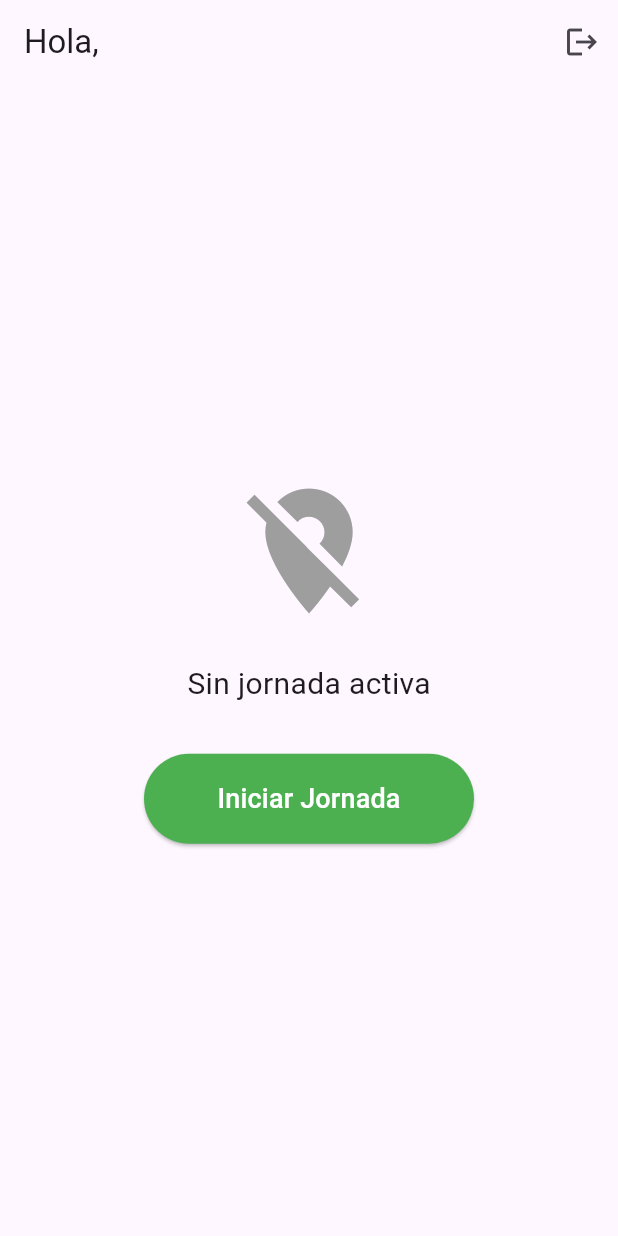
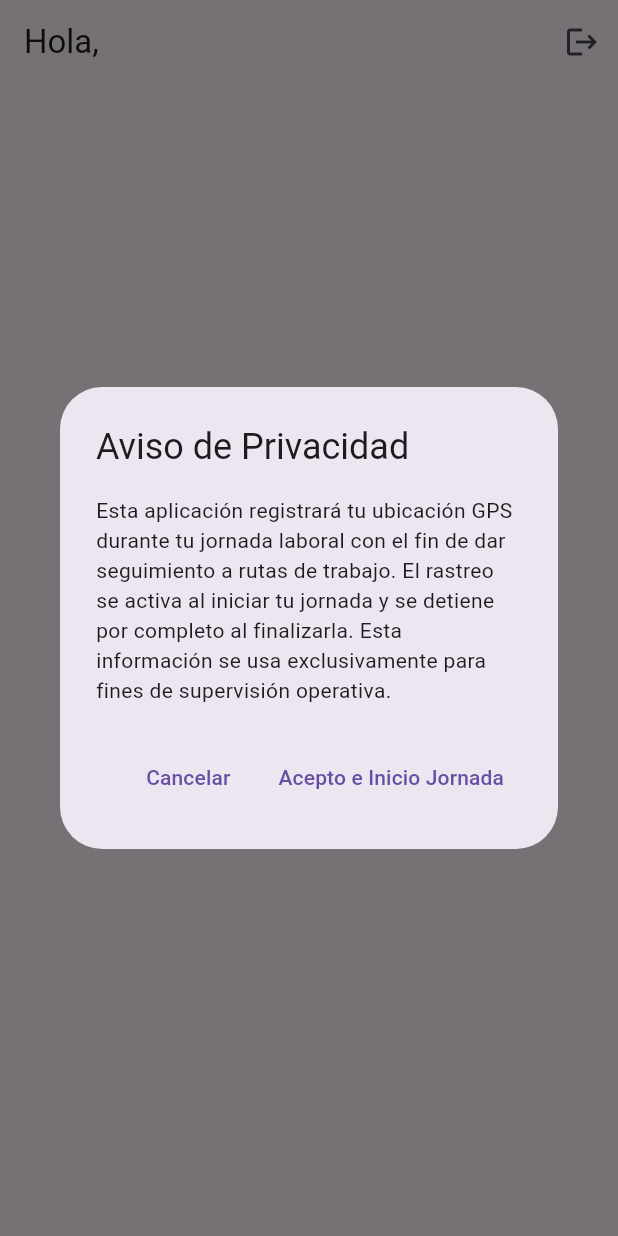
Before and after one commit to rgarrido24/AGENTIA-CHATBOT, a Flutter app: the TrackingScreen screen opened directly, after a tap on "Iniciar Jornada", on a phone screen of 412 x 824 dp. Run offline on Flutter 3.47's test engine with Material 3 defaults, Android fonts, the phone set to English and light mode, and no system bars; our stand-ins replace flutter_local_notifications, geolocator, shared_preferences; missing offline and left inert: flutter_background_service; accounts and stored records are empty.

Commit message:
Restaurar tracking_screen.dart con aviso de privacidad
Co-authored-by: Cursor <cursoragent@cursor.com>

```diff
--- a/volanteo_tracker/lib/screens/tracking_screen.dart
+++ b/volanteo_tracker/lib/screens/tracking_screen.dart
@@ -80,6 +80,55 @@ class _TrackingScreenState extends State<TrackingScreen> {
     });
   }
 
+  Future<void> _onIniciarJornadaPressed() async {
+    final acepto = await showDialog<bool>(
+      context: context,
+      builder: (context) => AlertDialog(
+        title: const Text("Aviso de Privacidad"),
+        content: const Text(
+          "Esta aplicación registrará tu ubicación GPS durante tu "
+          "jornada laboral con el fin de dar seguimiento a rutas de trabajo. "
+          "El rastreo se activa al iniciar tu jornada y se detiene por completo "
+          "al finalizarla. Esta información se usa exclusivamente para fines "
+          "de supervisión operativa.",
+        ),
+        actions: [
+          TextButton(
+            onPressed: () => Navigator.pop(context, false),
+            child: const Text("Cancelar"),
+          ),
+          TextButton(
+            onPressed: () => Navigator.pop(context, true),
+            child: const Text("Acepto e Inicio Jornada"),
+          ),
+        ],
+      ),
+    );
+    if (acepto != true || !mounted) return;
+    await _iniciarJornada();
+  }
+
+  Future<void> _onFinalizarJornadaPressed() async {
+    await _finalizarJornada();
+    if (!mounted) return;
+    await showDialog<void>(
+      context: context,
+      builder: (context) => AlertDialog(
+        title: const Text("Jornada Finalizada"),
+        content: const Text(
+          "Se ha detenido el rastreo de ubicación. Ya no se están "
+          "recabando datos de tu posición.",
+        ),
+        actions: [
+          TextButton(
+            onPressed: () => Navigator.pop(context),
+            child: const Text("Entendido"),
+          ),
+        ],
+      ),
+    );
+  }
+
   Future<void> _cerrarSesion() async {
     if (_jornadaActiva) {
       final confirmar = await showDialog<bool>(
@@ -144,7 +193,9 @@ class _TrackingScreenState extends State<TrackingScreen> {
               width: 220,
               height: 60,
               child: ElevatedButton(
-                onPressed: _jornadaActiva ? _finalizarJornada : _iniciarJornada,
+                onPressed: _jornadaActiva
+                    ? _onFinalizarJornadaPressed
+                    : _onIniciarJornadaPressed,
                 style: ElevatedButton.styleFrom(
                   backgroundColor: _jornadaActiva ? Colors.red : Colors.green,
                 ),
```
